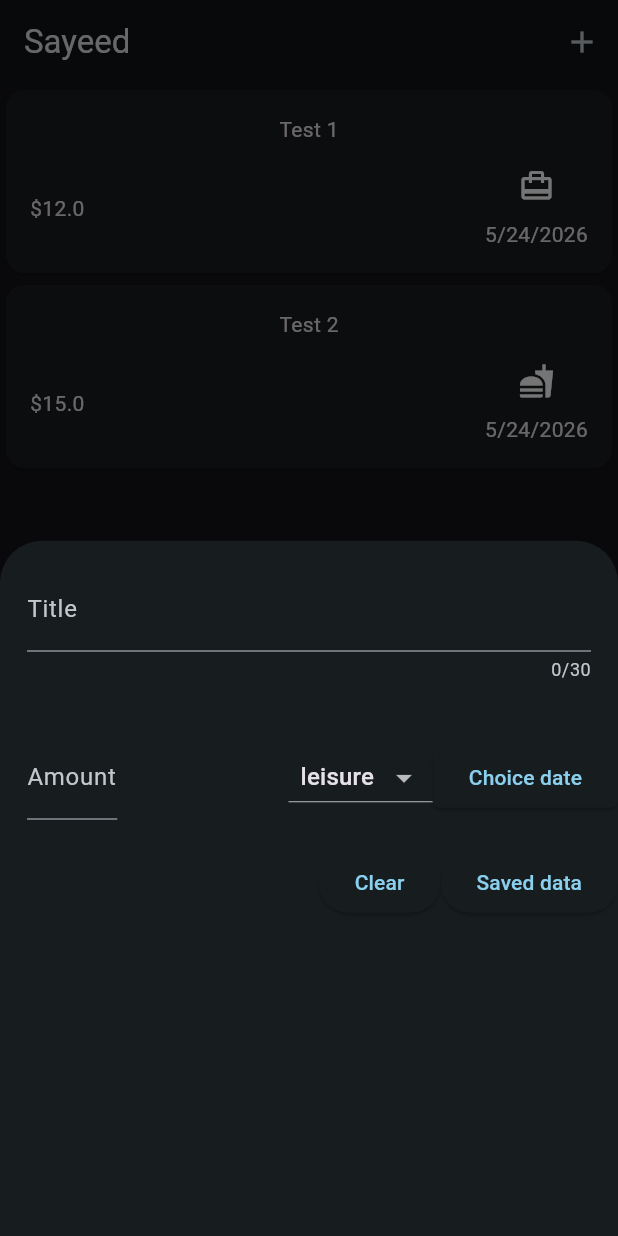
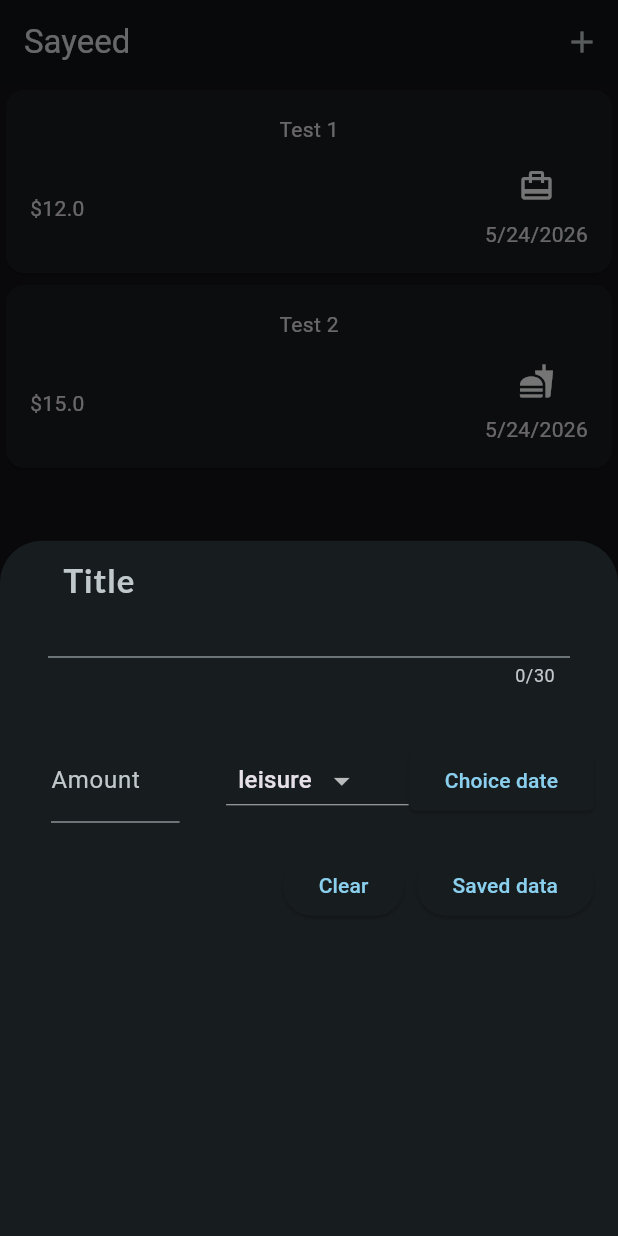
Before and after one commit to DialloMamadouSaidou/flutter_resume, a Flutter app: the screen it shows after launch, after a tap on the "add" icon, on a phone screen of 412 x 824 dp. Run offline on Flutter 3.47's test engine with Material 3 defaults, Android fonts, the phone set to English and light mode, and no system bars; our stand-ins replace google_fonts.

Commit message:
Ajout du bon visuel

```diff
--- a/lib/TODO_APP_REPLY/Widget/New_Expense.dart
+++ b/lib/TODO_APP_REPLY/Widget/New_Expense.dart
@@ -1,6 +1,7 @@
 import "package:flutter/material.dart";
 
 import "package:full_cours/TODO_APP_REPLY/Widget/data_expense.dart";
+import "package:google_fonts/google_fonts.dart";
 
 class NewExpense extends StatefulWidget {
   final void Function(DataExpense data) ma_liste_depense;
@@ -96,48 +97,72 @@ class _NewExpenseState extends State<NewExpense> {
 
   @override
   Widget build(BuildContext context) {
-    return Column(
+    final keyboardSpace = MediaQuery.of(context).viewInsets.bottom;
+    return SizedBox(
+      height: double.infinity,
+      child: SingleChildScrollView(
+      child: Padding(
+      padding: EdgeInsets.fromLTRB(16, 2, 16, keyboardSpace + 16),
+
+        child: Column(
+          // Optionnel : aligne le contenu au début verticalement
+          mainAxisAlignment: MainAxisAlignment.start,
           children: [
+
+            // --- PREMIÈRE LIGNE (Titre) ---
+            // Retrait de l'Expanded vertical ici
             Row(
               children: [
-            Expanded(
-              child: Padding(
-                padding: const EdgeInsets.all(18),
+                Expanded( // Cet Expanded horizontal est CORRECT et nécessaire
+                  child: Container(
+                    padding: const EdgeInsets.all(16),
                     child: TextField(
                       controller: _title_controller,
                       keyboardType: TextInputType.text,
-
                       maxLength: 30,
-                  decoration: InputDecoration(label: Text("Title")),
+                      decoration: InputDecoration(
+                        contentPadding: const EdgeInsets.all(10),
+                        label: Container(
+                          margin: const EdgeInsets.only(bottom: 45),
+                          child: Text(
+                            "Title",
+                            style: GoogleFonts.lato(
+                              fontSize: 22,
+                              fontWeight: FontWeight.bold,
+                            ),
+                          ),
+                        ),
+                      ),
                     ),
                   ),
                 ),
               ],
             ),
 
+            // --- DEUXIÈME LIGNE (Montant, Catégorie, Date) ---
+            // Retrait de l'Expanded vertical ici
             Row(
               children: [
-            Expanded(
+                Expanded( // CORRECT
                   child: Padding(
                     padding: const EdgeInsets.all(18),
                     child: TextField(
                       keyboardType: TextInputType.number,
                       controller: _amount_controller,
-                  decoration: InputDecoration(
+                      decoration: const InputDecoration(
                         label: Text("Amount"),
                         prefixText: "\$",
                       ),
                     ),
                   ),
                 ),
-
-            const Spacer(),
-            Expanded(
-              child: DropdownButton(
+                const SizedBox(width: 13),
+                Expanded( // CORRECT
+                  child: DropdownButton<Category>(
                     value: _selected_category,
                     onChanged: Choice_Item,
                     items: Category.values.map((item) {
-                  return DropdownMenuItem(
+                      return DropdownMenuItem<Category>(
                         value: item,
                         child: Padding(
                           padding: const EdgeInsets.all(8),
@@ -147,7 +172,6 @@ class _NewExpenseState extends State<NewExpense> {
                     }).toList(),
                   ),
                 ),
-
                 ElevatedButton(
                   onPressed: _choice_date,
                   style: ElevatedButton.styleFrom(
@@ -163,14 +187,23 @@ class _NewExpenseState extends State<NewExpense> {
                 ),
               ],
             ),
+
+            // --- TROISIÈME LIGNE (Boutons d'action) ---
+            // Retrait de l'Expanded vertical ici
             Row(
               mainAxisAlignment: MainAxisAlignment.end,
               children: [
-            ElevatedButton(onPressed: close_window, child: Text("Clear")),
-            ElevatedButton(onPressed: _saved_data, child: Text("Saved data")),
+                ElevatedButton(onPressed: close_window, child: const Text("Clear")),
+                const SizedBox(width: 8), // Petit espace entre tes deux boutons
+                ElevatedButton(onPressed: _saved_data, child: const Text("Saved data")),
               ],
             ),
+
           ],
+        ),
+      ),
+    )
     );
+
   }
 }
--- a/lib/TODO_APP_REPLY/Widget/data_expense.dart
+++ b/lib/TODO_APP_REPLY/Widget/data_expense.dart
@@ -48,13 +48,12 @@ class ExpenseBucket {
     double sum = 0;
 
     for(final expense in expenses) {
-
-      if(expense.category == category){
         sum += expense.amount;
-      }
     }
 
     return sum;
   }
 
 }
+
+//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
--- a/lib/TODO_APP_REPLY/expense.dart
+++ b/lib/TODO_APP_REPLY/expense.dart
@@ -2,6 +2,7 @@ import "package:flutter/material.dart";
 import "package:full_cours/TODO_APP_REPLY/Widget/New_Expense.dart";
 import "package:full_cours/TODO_APP_REPLY/Widget/expense_list.dart";
 import "package:full_cours/TODO_APP_REPLY/Widget/data.dart";
+import "package:full_cours/TODO_APP_REPLY/chart/chart.dart";
 
 import "Widget/data_expense.dart";
 
@@ -57,11 +58,12 @@ class _ExpenseScreenState extends State<ExpenseScreen> {
 
   @override
   Widget build(context) {
+    final width = MediaQuery.of(context).size.width;
     Widget Main_menu = Center(
         child: Text("Aucun element trouver")
     );
 
-    if(ma_liste_de_depense.length != 0){
+    if(ma_liste_de_depense.isNotEmpty){
 
       setState(() {
         Main_menu = ExpenseList(
@@ -72,12 +74,26 @@ class _ExpenseScreenState extends State<ExpenseScreen> {
 
     }
     return Scaffold(
+        resizeToAvoidBottomInset: true,
       appBar: AppBar(
         title: Text("Sayeed"),
         actions: [IconButton(onPressed: _addExpense, icon: Icon(Icons.add))],
       ),
 
-      body: Main_menu
+      body: width < 600 ? Column(
+        children: [
+          Expanded(
+            child: Main_menu
+          )
+        ],
+      ) :
+      Row(
+        children: [
+          Expanded(
+              child: Main_menu
+          )
+        ],
+      )
     );
   }
 }
--- a/lib/main.dart
+++ b/lib/main.dart
@@ -1,4 +1,6 @@
 import "package:flutter/material.dart";
+import "package:flutter/services.dart";
+
 import "package:full_cours/challenge/quiz.dart";
 import "package:full_cours/TODOAPP/widgets/expenses.dart";
 import "package:full_cours/TODO_APP_REPLY/expense.dart";
@@ -14,6 +16,61 @@ var kDarColorScheme = ColorScheme.fromSeed(
 );
 
 void main() {
+
+  /*
+  WidgetsFlutterBinding.ensureInitialized();
+  SystemChrome.setPreferredOrientations([
+    DeviceOrientation.portraitUp,
+  ]).then((fn) {
+
+    runApp(
+      MaterialApp(
+          darkTheme: ThemeData.dark().copyWith(
+              colorScheme: kDarColorScheme
+          ),
+          theme: ThemeData(
+              useMaterial3: true,
+              scaffoldBackgroundColor: kColorScheme.secondaryContainer,
+              colorScheme: kColorScheme,
+              cardTheme:  CardThemeData(
+                color: kColorScheme.onPrimaryContainer,
+                margin: const EdgeInsets.all(16),
+
+              ),
+
+              elevatedButtonTheme: ElevatedButtonThemeData(
+
+                  style: ElevatedButton.styleFrom(
+                      shape: RoundedRectangleBorder(
+                          borderRadius: BorderRadiusGeometry.circular(7)
+                      )
+                  )
+              ),
+              appBarTheme: const AppBarTheme().copyWith(
+                backgroundColor: kColorScheme.onPrimaryContainer,
+                foregroundColor: kColorScheme.primaryContainer,
+                centerTitle: true,
+              ),
+
+              textTheme: ThemeData().textTheme.copyWith(
+                titleLarge: GoogleFonts.lato(
+                    color: Colors.white,
+                    fontWeight: FontWeight.normal,
+                    fontSize: 25
+                ),
+
+
+              )
+          ),
+          themeMode: ThemeMode.dark,
+          home: ExpenseScreen()
+      ),
+    );
+
+
+  });
+  */
+
   runApp(
     MaterialApp(
         darkTheme: ThemeData.dark().copyWith(
```
Also changed, not shown: lib/TODO_APP_REPLY/chart/chart.dart (added, +98 -0 lines), lib/TODO_APP_REPLY/chart/chart_bart.dart (added, +34 -0 lines). Lines whose indentation alone changed are shown as unchanged.
